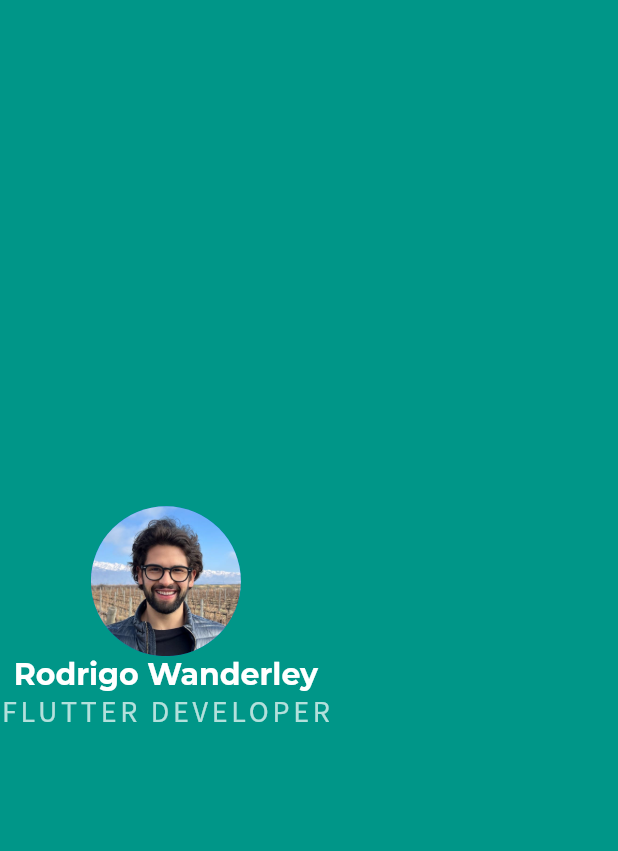
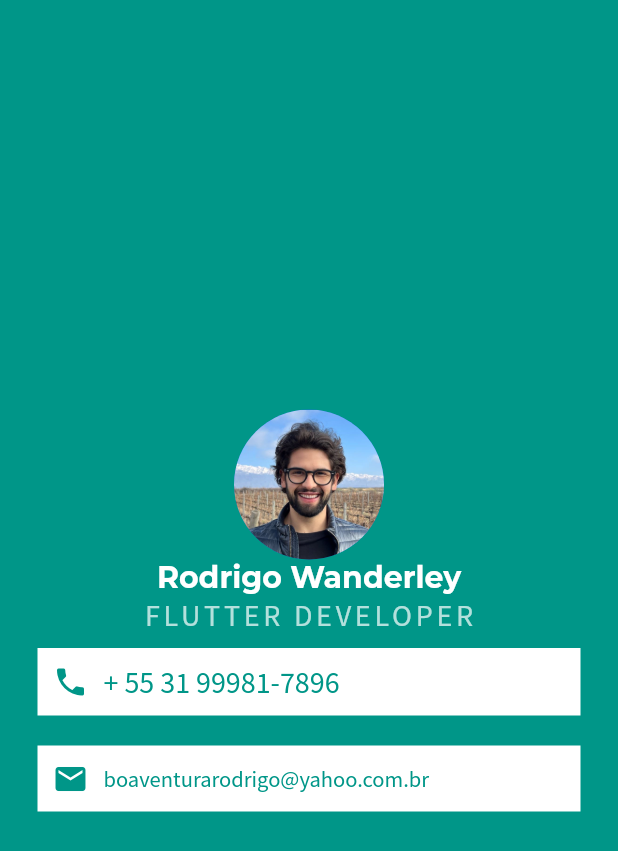
Before and after one commit to Rodrigowb/my-card-app-flutter, a Flutter app: the screen it shows after launch, on a phone screen of 412 x 824 dp. Shown: the top 851 px of the screen. Run offline on Flutter 3.47's test engine with Material 2 defaults, Android fonts, the phone set to English and light mode, and no system bars.

Commit message:
adding material icons

```diff
--- a/lib/main.dart
+++ b/lib/main.dart
@@ -1,12 +1,10 @@
 import 'package:flutter/material.dart';
 
 void main() {
-  runApp(const MyApp());
+  runApp(MyApp());
 }
 
 class MyApp extends StatelessWidget {
-  const MyApp({super.key});
-
   @override
   Widget build(BuildContext context) {
     return MaterialApp(
@@ -16,29 +14,72 @@ class MyApp extends StatelessWidget {
           child: Column(
             mainAxisAlignment: MainAxisAlignment.center,
             crossAxisAlignment: CrossAxisAlignment.center,
-            children: const <Widget>[
-              CircleAvatar(
+            children: <Widget>[
+              const CircleAvatar(
                 radius: 50.0,
                 backgroundImage: AssetImage('images/profile.JPG'),
               ),
-              Text('Rodrigo Wanderley',
+              const Text('Rodrigo Wanderley',
                 style: TextStyle(
                   fontFamily: 'Montserrat',
                   fontSize: 20.0,
                   color: Colors.white,
                   fontWeight: FontWeight.bold,
+                ),
               ),
-              ),
-              Text('FLUTTER DEVELOPER',
+              const Text('FLUTTER DEVELOPER',
                 style: TextStyle(
                   fontFamily: 'SansPro',
                   fontSize: 20.0,
                   color: Colors.white70,
                   letterSpacing: 2.5,
+                ),
+              ), Container(
+                padding: const EdgeInsets.all(10.0),
+                color: Colors.white,
+                margin: const EdgeInsets.symmetric(vertical: 10.0, horizontal: 25.0),
+                child: Row(
+                  children: const <Widget>[
+                    Icon(
+                      Icons.phone,
+                      color: Colors.teal,
+                    ),
+                    SizedBox(
+                      width: 10.0,
+                    ),
+                    Text('+ 55 31 99981-7896',
+                    style: TextStyle(
+                      color: Colors.teal,
+                      fontFamily: 'SansPro',
+                      fontSize: 20.0
+                    ))
+                  ]
+                )
               ),
-              )
-            ]
-          )
+              Container(
+                padding: const EdgeInsets.all(10.0),
+                color: Colors.white,
+                margin: const EdgeInsets.symmetric(vertical: 10.0, horizontal: 25.0),
+                child: Row(
+                  children: const <Widget>[
+                    Icon(
+                      Icons.mail,
+                      color: Colors.teal,
+                    ),
+                    SizedBox(
+                      width: 10.0,
+                    ),
+                    Text('boaventurarodrigo@yahoo.com.br',
+                    style: TextStyle(
+                      color: Colors.teal,
+                      fontFamily: 'SansPro',
+                      fontSize: 15.0
+                    ))
+                  ]
+                ),
+              ),
+            ],
+          ),
         ),
       ),
     );
```
